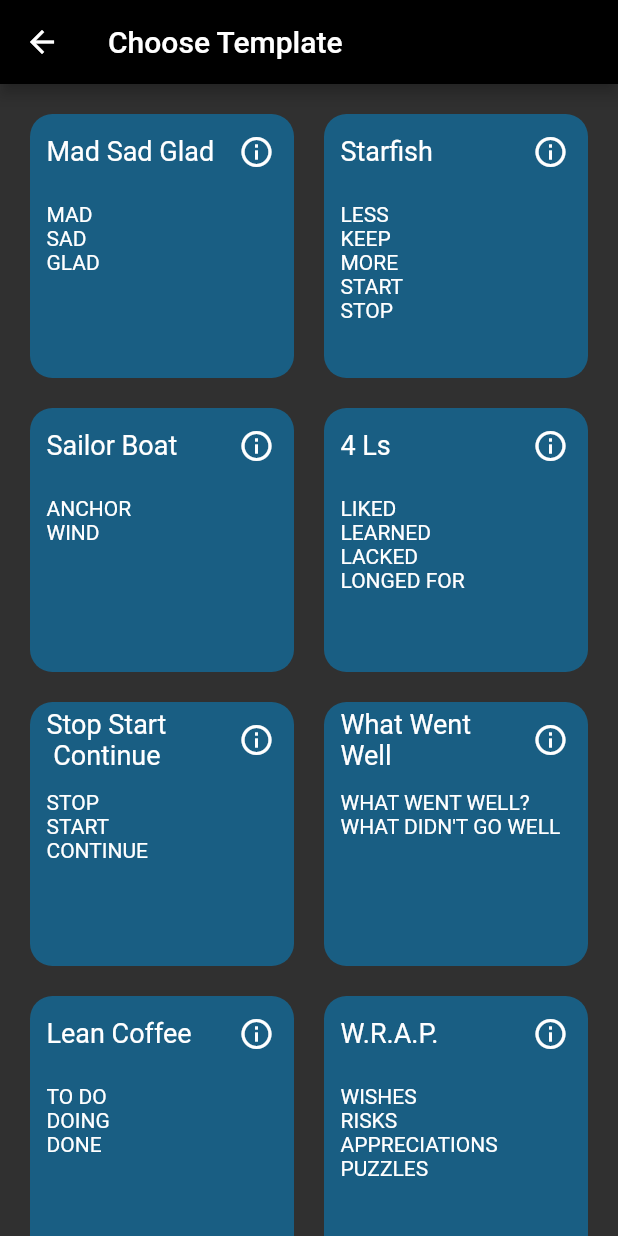
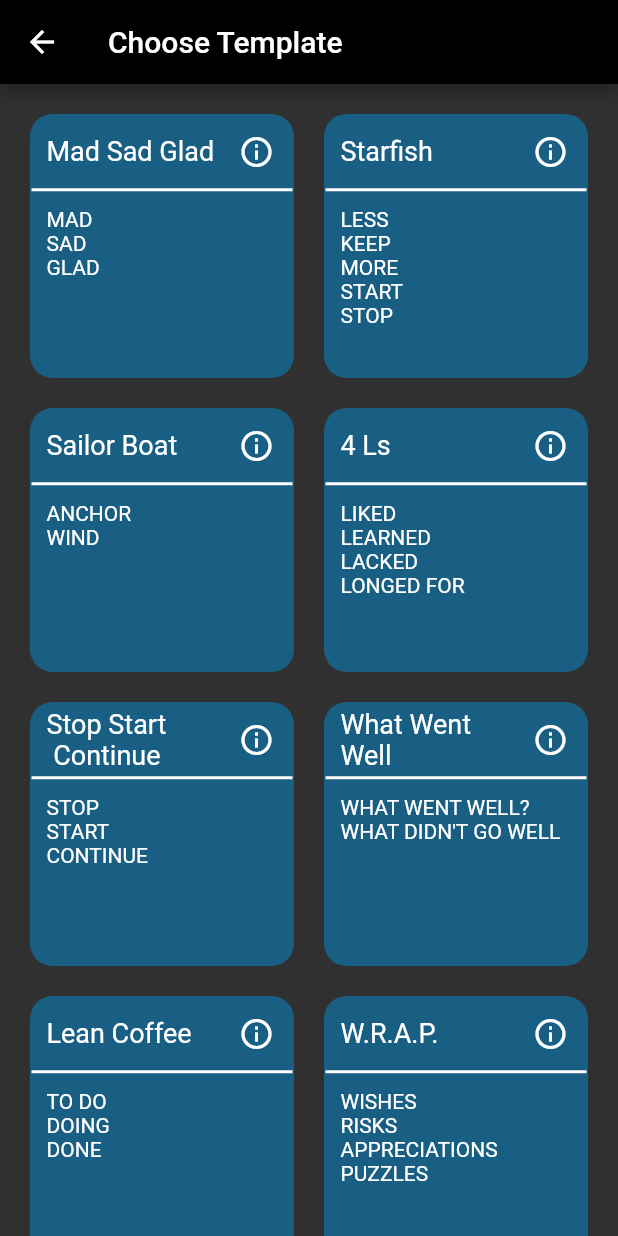
Before and after one commit to Mihrimah/retrospective, a Flutter app: the TemplatePage screen opened by its route, on a phone screen of 412 x 824 dp. Run offline on Flutter 3.47's test engine with Material 2 defaults, Android fonts, the phone set to English and light mode, and no system bars; our stand-ins replace cloud_firestore, firebase_core, shared_preferences; missing offline and left inert: mailer; accounts and stored records are empty.

Commit message:
underline added to block

```diff
--- a/lib/core/grid_block.dart
+++ b/lib/core/grid_block.dart
@@ -59,6 +59,7 @@ class GridBlock extends StatelessWidget {
                   ],
                 ),
               ),
+              Divider(color: Colors.white,height: 3,thickness: 2,),
               Row(
                 children: [
                   Padding(
```
